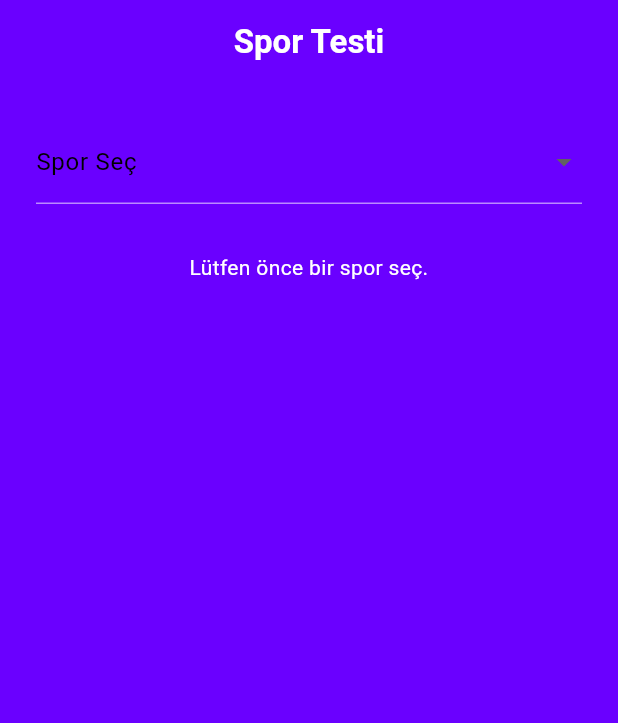
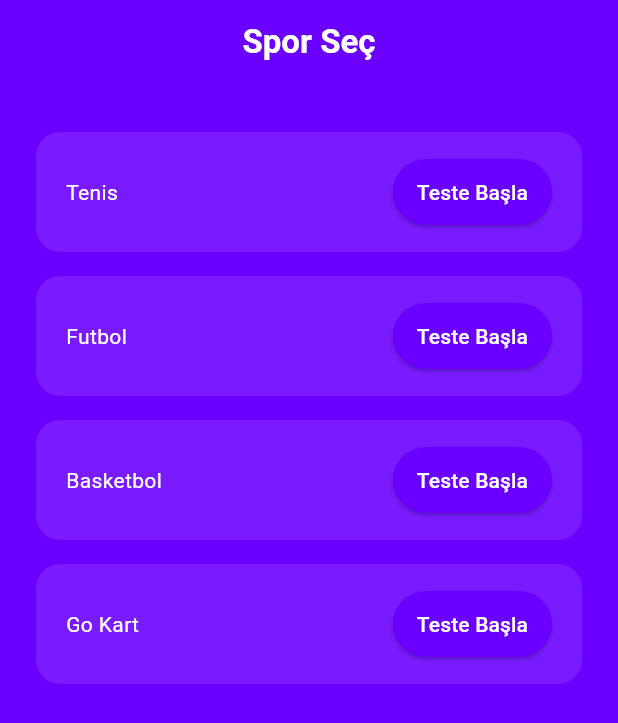
Before and after one commit to Burak-Diner/seviye1, a Flutter app: the screen it shows after launch, on a phone screen of 412 x 824 dp. Shown: the top 723 px of the screen. Run offline on Flutter 3.47's test engine with Material 3 defaults, Android fonts, the phone set to English and light mode, and no system bars; Roboto replaces fonts that are missing (Helvetica Neue).

```diff
--- a/lib/screens/landing_page.dart
+++ b/lib/screens/landing_page.dart
@@ -3,7 +3,8 @@
 import 'package:flutter/material.dart';
 import '../models/question.dart';
 import '../theme/app_theme.dart';
-import 'test_page.dart';
+import 'start_test_page.dart';
+import '../widgets/score_gauge.dart';
 
 class LandingPage extends StatefulWidget {
   const LandingPage({Key? key}) : super(key: key);
@@ -14,8 +15,7 @@ class LandingPage extends StatefulWidget {
 
 class _LandingPageState extends State<LandingPage> {
   final List<String> sports = ['Tenis', 'Futbol', 'Basketbol', 'Go Kart'];
-  String? selectedSport;
-  final Map<String, int> scores = {};
+  final Map<String, double> scores = {};
 
   // Soru şablonları ve her bir şablonun seçenek/puanları
   static final _questionTemplates = <Map<String, dynamic>>[
@@ -28,6 +28,7 @@ class _LandingPageState extends State<LandingPage> {
       'template': 'Cinsiyetiniz nedir?',
       'options': ['Kadın', 'Erkek', 'Diğer'],
       'scores': [1, 1, 1],
+      'multi': false,
     },
     {
       'template': 'Daha önce en fazla hangi seviyede yarışmaya katıldın?',
@@ -58,6 +59,7 @@ class _LandingPageState extends State<LandingPage> {
       'template': 'Kaç yaşındasın?',
       'options': ['< 18', '18–25', '26–40', '> 40'],
       'scores': [1, 2, 3, 4],
+      'multi': false,
     },
     {
       'template': '{sport} dışında başka spor etkinliğin ne düzeyde?',
@@ -76,99 +78,72 @@ class _LandingPageState extends State<LandingPage> {
         text: text,
         options: List<String>.from(tpl['options']),
         scores: List<int>.from(tpl['scores']),
+        isMultiSelect: tpl['multi'] ?? true,
       );
     }).toList();
+  }
+
+  void _startTest(String sport) async {
+    final result = await Navigator.push<double>(
+      context,
+      MaterialPageRoute(
+        builder: (_) => StartTestPage(
+          sport: sport,
+          questions: _questionsForSport(sport),
+        ),
+      ),
+    );
+    if (result != null) {
+      setState(() {
+        scores[sport] = result;
+      });
+    }
   }
 
   @override
   Widget build(BuildContext context) {
     final theme = AppTheme.themeData;
-    final hasScore = selectedSport != null && scores.containsKey(selectedSport);
 
     return Scaffold(
       backgroundColor: theme.scaffoldBackgroundColor,
-      appBar: AppBar(title: const Text('Spor Testi'), centerTitle: true),
-      body: Padding(
+      appBar: AppBar(title: const Text('Spor Seç'), centerTitle: true),
+      body: ListView(
         padding: const EdgeInsets.all(24),
-        child: Column(
-          crossAxisAlignment: CrossAxisAlignment.stretch,
+        children: sports.map((sport) {
+          final hasScore = scores.containsKey(sport);
+          return Container(
+            margin: const EdgeInsets.symmetric(vertical: 8),
+            padding: const EdgeInsets.symmetric(vertical: 16, horizontal: 20),
+            decoration: BoxDecoration(
+              color: Colors.white10,
+              borderRadius: BorderRadius.circular(16),
+            ),
+            child: Row(
+              mainAxisAlignment: MainAxisAlignment.spaceBetween,
               children: [
-            // Spor seçimi dropdown
-            DropdownButtonFormField<String>(
-              decoration: const InputDecoration(
-                labelText: 'Spor Seç',
-                floatingLabelStyle: TextStyle(color: Colors.white70),
-                enabledBorder: UnderlineInputBorder(
-                  borderSide: BorderSide(color: Colors.white54),
-                ),
-              ),
-              dropdownColor: theme.primaryColor,
-              style: const TextStyle(color: Colors.white),
-              value: selectedSport,
-              items:
-                  sports
-                      .map((s) => DropdownMenuItem(value: s, child: Text(s)))
-                      .toList(),
-              onChanged: (v) {
-                setState(() {
-                  selectedSport = v;
-                });
-              },
-            ),
-            const SizedBox(height: 32),
-
-            if (selectedSport == null)
-              Text(
-                'Lütfen önce bir spor seç.',
-                style: theme.textTheme.bodyMedium,
-                textAlign: TextAlign.center,
-              )
-            else if (hasScore)
-              Column(
-                children: [
-                  Text(
-                    '$selectedSport Test Skorun:',
-                    style: theme.textTheme.titleLarge?.copyWith(fontSize: 20),
-                  ),
-                  const SizedBox(height: 16),
-                  Text(
-                    '${scores[selectedSport]}/10',
-                    style: theme.textTheme.titleLarge?.copyWith(fontSize: 36),
-                  ),
-                ],
-              )
-            else
-              ElevatedButton(
-                onPressed: () async {
-                  final result = await Navigator.push<int>(
-                    context,
-                    MaterialPageRoute(
-                      builder:
-                          (_) => TestPage(
-                            questions: _questionsForSport(selectedSport!),
-                          ),
-                    ),
-                  );
-                  if (result != null) {
-                    setState(() {
-                      scores[selectedSport!] = result;
-                    });
-                  }
-                },
+                Text(sport, style: theme.textTheme.titleMedium),
+                hasScore
+                    ? ScoreGauge(score: scores[sport]!)
+                    : ElevatedButton(
+                        onPressed: () => _startTest(sport),
                         style: ElevatedButton.styleFrom(
                           backgroundColor: theme.primaryColor,
-                  padding: const EdgeInsets.symmetric(vertical: 16),
+                          padding: const EdgeInsets.symmetric(
+                            horizontal: 16,
+                            vertical: 12,
+                          ),
                           shape: const StadiumBorder(),
                         ),
                         child: Text(
                           'Teste Başla',
-                  style: theme.textTheme.titleMedium?.copyWith(
-                    color: Colors.white,
-                  ),
+                          style: theme.textTheme.bodyMedium
+                              ?.copyWith(color: Colors.white),
                         ),
                       ),
               ],
             ),
+          );
+        }).toList(),
       ),
     );
   }
```
Also changed, not shown: lib/screens/start_test_page.dart (added, +65 -0 lines), lib/screens/test_page.dart (+42 -24 lines), lib/widgets/score_gauge.dart (added, +50 -0 lines). Lines whose indentation alone changed are shown as unchanged.
